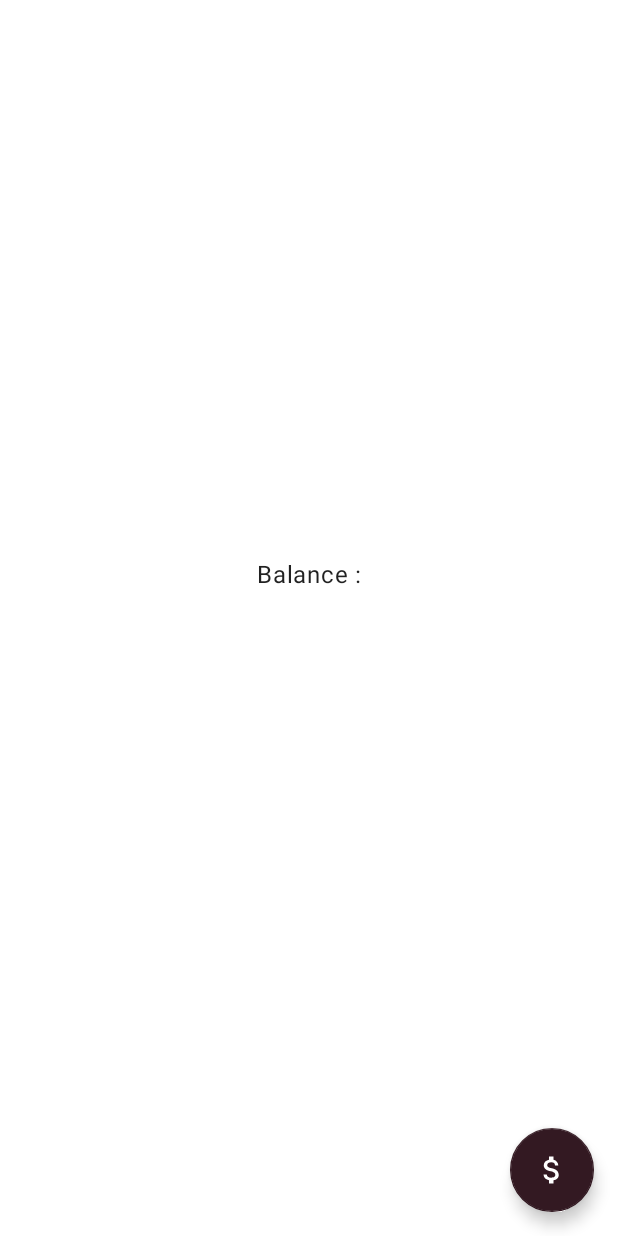
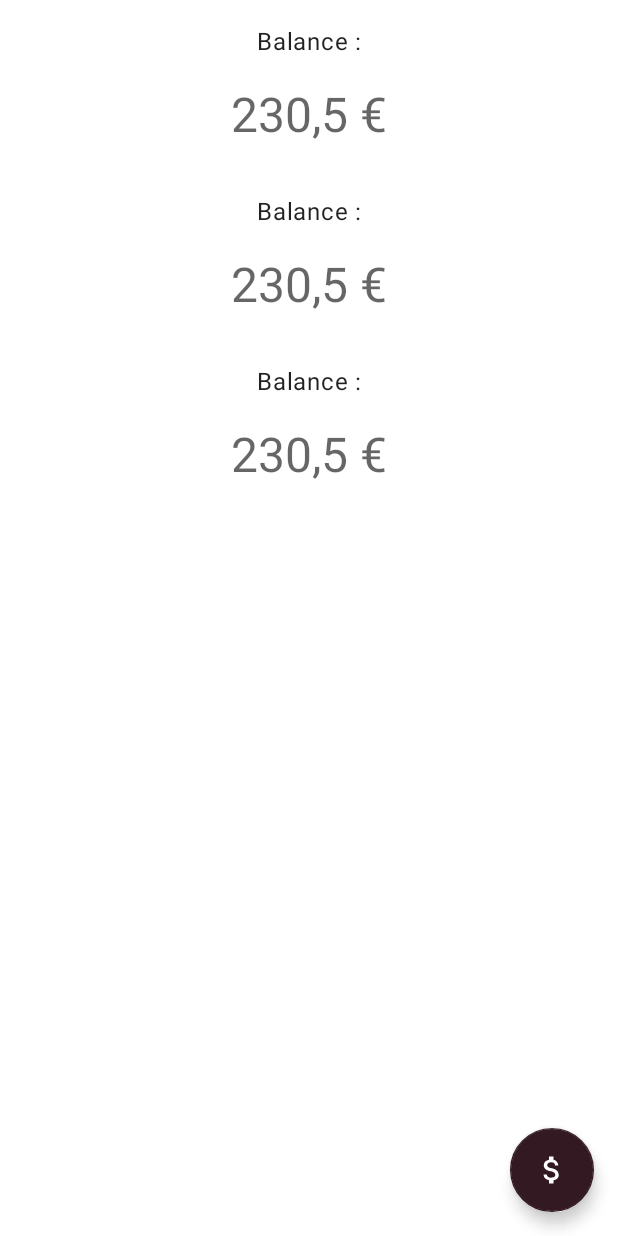
Before and after one commit to ArnoAgape/BankApp, an Android app: the layout activity_home.xml on its own in the app's theme, with its tools: preview values and no code run, on a phone screen of 412 x 824 dp. Run offline under Robolectric (Android 15) with nearby library versions, the phone set to English and light mode, and no system bars.

Commit message:
ajout d'un recycler view pour la balance

```diff
--- a/app/src/main/java/com/aura/ui/data/network/UserAuraResponse.kt
+++ b/app/src/main/java/com/aura/ui/data/network/LoginResponse.kt
@@ -4,7 +4,7 @@ import com.squareup.moshi.Json
 import com.squareup.moshi.JsonClass
 
 @JsonClass(generateAdapter = true)
-data class CredentialsResult(
+data class LoginResponse(
     @Json(name = "granted")
     val granted: Boolean
 )
--- a/app/src/main/java/com/aura/ui/di/NetworkModule.kt
+++ b/app/src/main/java/com/aura/ui/di/NetworkModule.kt
@@ -1,6 +1,6 @@
 package com.aura.ui.di
 
-import com.aura.ui.data.network.LoginClient
+import com.aura.ui.data.network.AuraClient
 import com.squareup.moshi.Moshi
 import com.squareup.moshi.kotlin.reflect.KotlinJsonAdapterFactory
 import dagger.Module
@@ -36,8 +36,8 @@ object NetworkModule {
     // Provides a singleton instance of LoginClient using Retrofit
     @Singleton
     @Provides
-    fun provideLoginClient(retrofit: Retrofit): LoginClient {
-        return retrofit.create(LoginClient::class.java)
+    fun provideLoginClient(retrofit: Retrofit): AuraClient {
+        return retrofit.create(AuraClient::class.java)
     }
 
     // Private function to configure OkHttpClient with an interceptor for logging
--- a/app/src/main/java/com/aura/ui/domain/model/ResponseModel.kt
+++ /dev/null
@@ -1,5 +0,0 @@
-package com.aura.ui.domain.model
-
-data class ResponseModel(
-    val granted: Boolean
-)
--- a/app/src/main/res/layout/activity_home.xml
+++ b/app/src/main/res/layout/activity_home.xml
@@ -8,31 +8,11 @@
   tools:context=".ui.home.HomeActivity"
   >
 
-  <TextView
-    android:id="@+id/title"
-    style="@style/TextAppearance.Material3.BodyLarge"
-    android:layout_width="wrap_content"
-    android:layout_height="wrap_content"
-    android:text="@string/balance"
-    app:layout_constraintBottom_toTopOf="@id/balance"
-    app:layout_constraintEnd_toEndOf="parent"
-    app:layout_constraintStart_toStartOf="parent"
-    app:layout_constraintTop_toTopOf="parent"
-    app:layout_constraintVertical_chainStyle="packed"
-    />
-
-  <TextView
-    android:id="@+id/balance"
-    style="@style/TextAppearance.Material3.HeadlineLarge"
-    android:layout_width="wrap_content"
-    android:layout_height="wrap_content"
-    android:layout_marginTop="@dimen/activity_vertical_margin"
-    app:layout_constraintBottom_toBottomOf="parent"
-    app:layout_constraintEnd_toEndOf="parent"
-    app:layout_constraintStart_toStartOf="parent"
-    app:layout_constraintTop_toBottomOf="@id/title"
-    tools:text="@tools:sample/full_names"
-    />
+  <androidx.recyclerview.widget.RecyclerView
+      android:id="@+id/recycler_view"
+      android:layout_width="match_parent"
+      android:layout_height="match_parent"
+      tools:listitem="@layout/item_balance"/>
 
   <com.google.android.material.floatingactionbutton.FloatingActionButton
     android:id="@+id/transfer"
--- /dev/null
+++ b/app/src/main/res/layout/item_balance.xml
@@ -0,0 +1,36 @@
+<?xml version="1.0" encoding="utf-8"?>
+<LinearLayout xmlns:android="http://schemas.android.com/apk/res/android"
+    xmlns:tools="http://schemas.android.com/tools"
+    android:layout_width="match_parent"
+    android:layout_height="wrap_content"
+    xmlns:app="http://schemas.android.com/apk/res-auto"
+    android:orientation="vertical"
+    android:padding="16dp">
+
+    <TextView
+        android:id="@+id/title"
+        style="@style/TextAppearance.Material3.BodyLarge"
+        android:layout_width="match_parent"
+        android:layout_height="match_parent"
+        android:gravity="center"
+        android:text="@string/balance"
+        app:layout_constraintBottom_toTopOf="@id/balance"
+        app:layout_constraintEnd_toEndOf="parent"
+        app:layout_constraintStart_toStartOf="parent"
+        app:layout_constraintTop_toTopOf="parent"
+        app:layout_constraintVertical_chainStyle="packed" />
+
+    <TextView
+        android:id="@+id/balance"
+        style="@style/TextAppearance.Material3.HeadlineLarge"
+        android:layout_width="match_parent"
+        android:layout_height="match_parent"
+        android:gravity="center"
+        android:layout_marginTop="@dimen/activity_vertical_margin"
+        app:layout_constraintBottom_toBottomOf="parent"
+        app:layout_constraintEnd_toEndOf="parent"
+        app:layout_constraintStart_toStartOf="parent"
+        app:layout_constraintTop_toBottomOf="@id/title"
+        tools:text="230,5 €"
+        />
+</LinearLayout>
```
Also changed, not shown: app/src/main/java/com/aura/ui/data/network/AuraClient.kt (added, +19 -0 lines), app/src/main/java/com/aura/ui/data/network/LoginClient.kt (deleted, +0 -10 lines), app/src/main/java/com/aura/ui/data/network/UserResponse.kt (added, +37 -0 lines), app/src/main/java/com/aura/ui/data/network/repository/AuraRepository.kt (added, +34 -0 lines), app/src/main/java/com/aura/ui/data/network/repository/LoginRepository.kt (deleted, +0 -25 lines), app/src/main/java/com/aura/ui/di/DataModule.kt (+4 -4 lines), app/src/main/java/com/aura/ui/home/BalanceAdapter.kt (added, +58 -0 lines), app/src/main/java/com/aura/ui/home/HomeActivity.kt (+19 -1 lines), app/src/main/java/com/aura/ui/home/HomeViewModel.kt (added, +36 -0 lines), app/src/main/java/com/aura/ui/login/LoginActivity.kt (+7 -5 lines), app/src/main/java/com/aura/ui/login/LoginViewModel.kt (+2 -5 lines).
